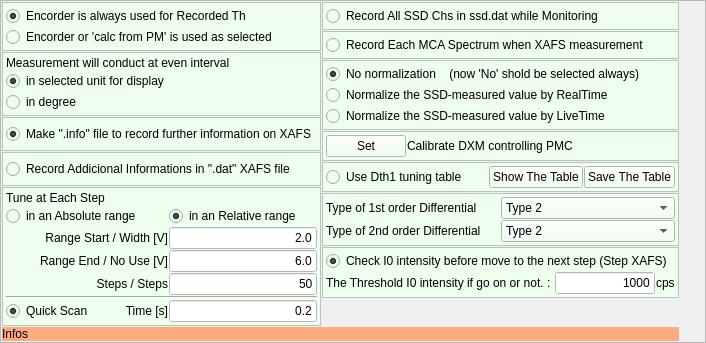
Qt form Conditions.ui (mtab3/xafsm2) before a commit.
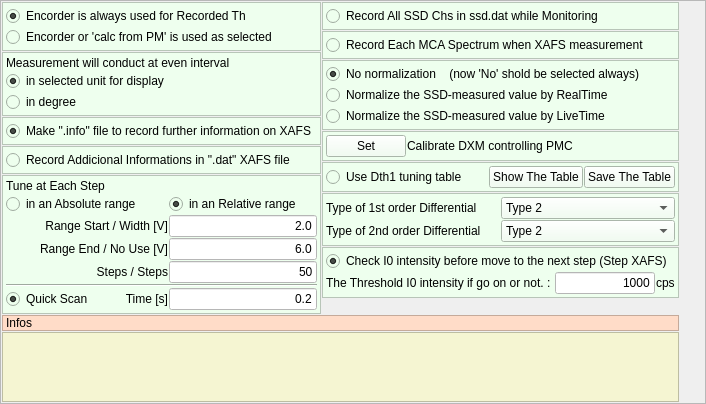
The same form after that commit.

Commit message: add Git Logs in Contitions window

```diff
--- a/Conditions.ui
+++ b/Conditions.ui
@@ -7,7 +7,7 @@
     <x>0</x>
     <y>0</y>
     <width>706</width>
-    <height>343</height>
+    <height>396</height>
    </rect>
   </property>
   <property name="windowTitle">
@@ -388,16 +388,6 @@
      </item>
     </layout>
    </item>
-   <item row="1" column="0" colspan="2">
-    <widget class="QLabel" name="VersionInfo">
-     <property name="styleSheet">
-      <string notr="true">background-color: rgb(255, 170, 127);</string>
-     </property>
-     <property name="text">
-      <string>Infos</string>
-     </property>
-    </widget>
-   </item>
    <item row="0" column="1">
     <layout class="QVBoxLayout" name="verticalLayout_2">
      <property name="spacing">
@@ -796,6 +786,32 @@
      </property>
     </spacer>
    </item>
+   <item row="1" column="0" colspan="2">
+    <widget class="QLabel" name="VersionInfo">
+     <property name="styleSheet">
+      <string notr="true">background-color: rgb(255, 220, 200);</string>
+     </property>
+     <property name="frameShape">
+      <enum>QFrame::StyledPanel</enum>
+     </property>
+     <property name="text">
+      <string>Infos</string>
+     </property>
+    </widget>
+   </item>
+   <item row="2" column="0" colspan="2">
+    <widget class="QTextEdit" name="ShowGitLogs">
+     <property name="maximumSize">
+      <size>
+       <width>16777215</width>
+       <height>80</height>
+      </size>
+     </property>
+     <property name="styleSheet">
+      <string notr="true">background-color: rgb(245, 245, 210);</string>
+     </property>
+    </widget>
+   </item>
   </layout>
  </widget>
  <resources/>
```
The commit also changes 3 other files.
